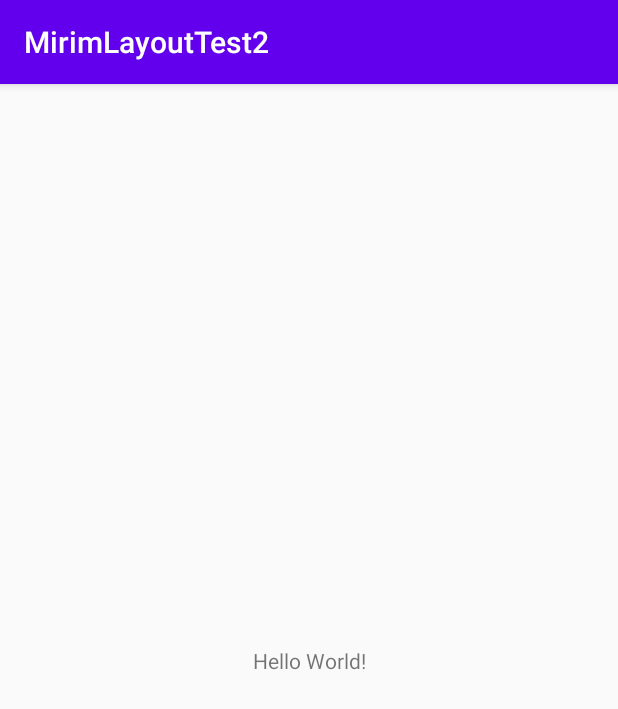
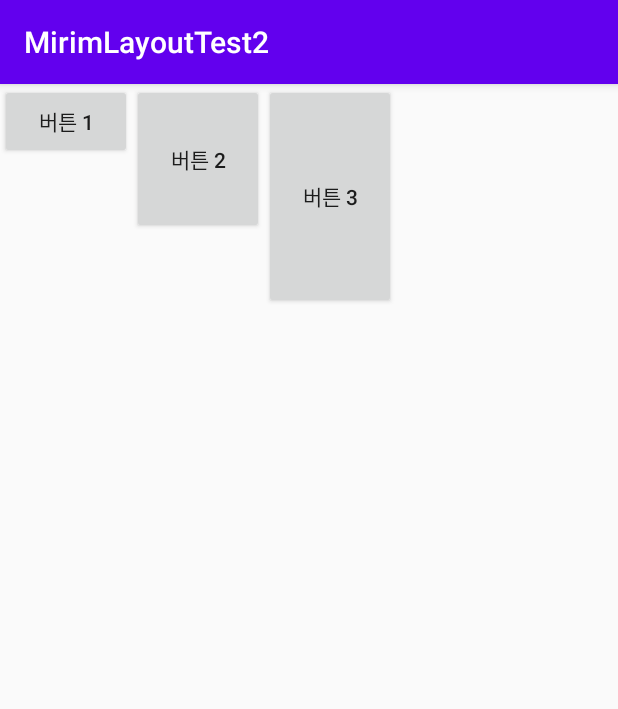
Before and after one commit to Baekminse/MirimMenuTest, an Android app: the screen it shows after launch (MainActivity), on a phone screen of 412 x 824 dp. Shown: the top 709 px of the screen. Run offline under Robolectric (Android 15) with nearby library versions, the phone set to English and light mode, and no system bars.

Commit message:
set baselineAligned Attribute

```diff
--- a/app/src/main/res/layout/activity_main.xml
+++ b/app/src/main/res/layout/activity_main.xml
@@ -1,18 +1,26 @@
 <?xml version="1.0" encoding="utf-8"?>
-<androidx.constraintlayout.widget.ConstraintLayout xmlns:android="http://schemas.android.com/apk/res/android"
+<LinearLayout xmlns:android="http://schemas.android.com/apk/res/android"
     xmlns:app="http://schemas.android.com/apk/res-auto"
     xmlns:tools="http://schemas.android.com/tools"
     android:layout_width="match_parent"
     android:layout_height="match_parent"
-    tools:context=".MainActivity">
-
-    <TextView
+    tools:context=".MainActivity"
+    android:orientation="horizontal"
+    android:baselineAligned="false"
+    >
+    <Button
         android:layout_width="wrap_content"
-        android:layout_height="wrap_content"
-        android:text="Hello World!"
-        app:layout_constraintBottom_toBottomOf="parent"
-        app:layout_constraintLeft_toLeftOf="parent"
-        app:layout_constraintRight_toRightOf="parent"
-        app:layout_constraintTop_toTopOf="parent" />
-
-</androidx.constraintlayout.widget.ConstraintLayout>
+        android:layout_height="50dp"
+        android:text="버튼 1"
+        />
+    <Button
+        android:layout_width="wrap_content"
+        android:layout_height="100dp"
+        android:text="버튼 2"
+        />
+    <Button
+        android:layout_width="wrap_content"
+        android:layout_height="150dp"
+        android:text="버튼 3"
+        />
+</LinearLayout>
```
